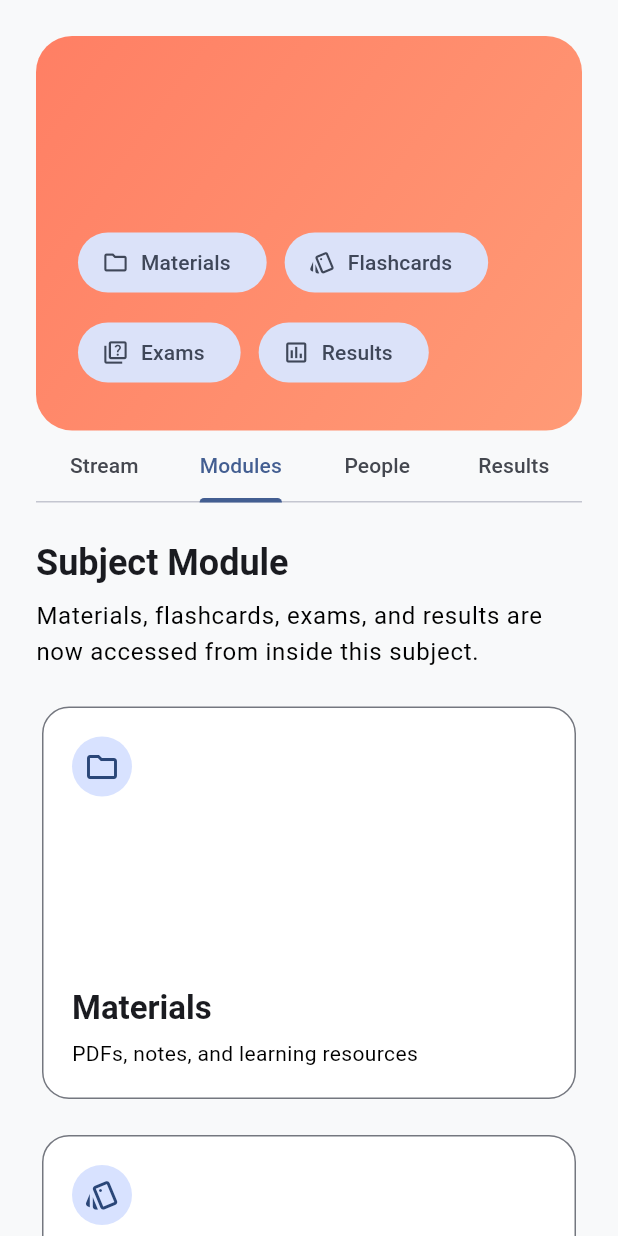
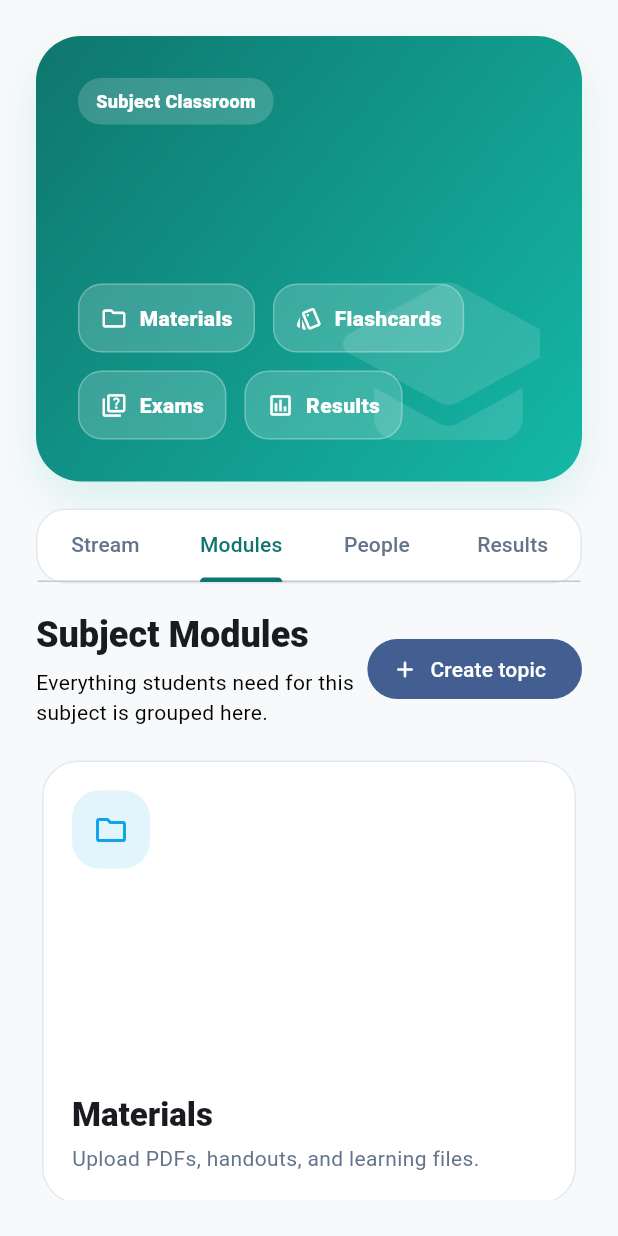
Before and after one commit to streamlinexx009-beep/review-master, a Flutter app: the SubjectDetailsScreen widget shown alone on an empty page, opened directly with empty values, tab 2 chosen, on a phone screen of 412 x 824 dp. Run offline on Flutter 3.47's test engine with Material 3 defaults, Android fonts, the light colour scheme and no system bars; our stand-ins replace file_picker, fl_chart, flutter_riverpod, go_router, supabase_flutter; missing offline and left inert: syncfusion_flutter_pdfviewer; accounts and stored records are empty.

Commit message:
Polish subject module details UI

```diff
--- a/lib/features/subjects/screens/subject_details_screen.dart
+++ b/lib/features/subjects/screens/subject_details_screen.dart
@@ -26,69 +26,119 @@ class SubjectDetailsScreen extends ConsumerWidget {
 
         return DefaultTabController(
           length: 4,
+          child: Padding(
+            padding: const EdgeInsets.all(24),
             child: Column(
               children: [
                 Container(
                   width: double.infinity,
-                margin: const EdgeInsets.fromLTRB(24, 24, 24, 0),
                   padding: const EdgeInsets.all(28),
                   decoration: BoxDecoration(
-                  borderRadius: BorderRadius.circular(24),
+                    borderRadius: BorderRadius.circular(30),
                     gradient: const LinearGradient(
                       begin: Alignment.topLeft,
                       end: Alignment.bottomRight,
-                    colors: [Color(0xFFFF7F64), Color(0xFFFF9A76)],
+                      colors: [Color(0xFF0F766E), Color(0xFF14B8A6)],
+                    ),
+                    boxShadow: const [
+                      BoxShadow(
+                        color: Color(0x2214B8A6),
+                        blurRadius: 24,
+                        offset: Offset(0, 12),
+                      ),
+                    ],
+                  ),
+                  child: Stack(
+                    children: [
+                      Positioned(
+                        right: -24,
+                        bottom: -42,
+                        child: Icon(
+                          Icons.school_rounded,
+                          color: Colors.white.withOpacity(0.12),
+                          size: 170,
                         ),
                       ),
-                child: Column(
+                      Column(
                         crossAxisAlignment: CrossAxisAlignment.start,
                         children: [
+                          Row(
+                            children: [
+                              Container(
+                                padding: const EdgeInsets.symmetric(horizontal: 12, vertical: 7),
+                                decoration: BoxDecoration(
+                                  color: Colors.white.withOpacity(0.18),
+                                  borderRadius: BorderRadius.circular(99),
+                                ),
+                                child: const Text(
+                                  'Subject Classroom',
+                                  style: TextStyle(
+                                    color: Colors.white,
+                                    fontWeight: FontWeight.w800,
+                                    fontSize: 12,
+                                  ),
+                                ),
+                              ),
+                            ],
+                          ),
+                          const SizedBox(height: 16),
                           Text(
                             data.name,
                             style: const TextStyle(
                               color: Colors.white,
                               fontSize: 34,
-                        fontWeight: FontWeight.w600,
+                              height: 1.1,
+                              fontWeight: FontWeight.w900,
                             ),
                           ),
                           const SizedBox(height: 8),
                           Text(
-                      data.description ?? 'No section',
-                      style: const TextStyle(color: Colors.white, fontSize: 16),
+                            data.description ?? 'No section details yet',
+                            style: TextStyle(color: Colors.white.withOpacity(0.9), fontSize: 16),
                           ),
-                    const SizedBox(height: 20),
+                          const SizedBox(height: 22),
                           Wrap(
                             spacing: 12,
                             runSpacing: 12,
                             children: [
-                        FilledButton.tonalIcon(
-                          onPressed: () => context.go('/subjects/$subjectId/materials'),
-                          icon: const Icon(Icons.folder_outlined),
-                          label: const Text('Materials'),
+                              _HeroAction(
+                                icon: Icons.folder_outlined,
+                                label: 'Materials',
+                                onTap: () => context.go('/subjects/$subjectId/materials'),
                               ),
-                        FilledButton.tonalIcon(
-                          onPressed: () => context.go('/flashcards'),
-                          icon: const Icon(Icons.style_outlined),
-                          label: const Text('Flashcards'),
+                              _HeroAction(
+                                icon: Icons.style_outlined,
+                                label: 'Flashcards',
+                                onTap: () => context.go('/flashcards'),
                               ),
-                        FilledButton.tonalIcon(
-                          onPressed: () => context.go('/exams'),
-                          icon: const Icon(Icons.quiz_outlined),
-                          label: const Text('Exams'),
+                              _HeroAction(
+                                icon: Icons.quiz_outlined,
+                                label: 'Exams',
+                                onTap: () => context.go('/exams'),
                               ),
-                        FilledButton.tonalIcon(
-                          onPressed: () => context.go('/results'),
-                          icon: const Icon(Icons.assessment_outlined),
-                          label: const Text('Results'),
+                              _HeroAction(
+                                icon: Icons.assessment_outlined,
+                                label: 'Results',
+                                onTap: () => context.go('/results'),
+                              ),
+                            ],
                           ),
                         ],
                       ),
                     ],
                   ),
                 ),
-              const Padding(
-                padding: EdgeInsets.symmetric(horizontal: 24),
-                child: TabBar(
+                const SizedBox(height: 18),
+                Container(
+                  decoration: BoxDecoration(
+                    color: Colors.white,
+                    borderRadius: BorderRadius.circular(20),
+                    border: Border.all(color: const Color(0xFFE2E8F0)),
+                  ),
+                  child: const TabBar(
+                    labelColor: Color(0xFF0F766E),
+                    unselectedLabelColor: Color(0xFF64748B),
+                    indicatorColor: Color(0xFF0F766E),
                     tabs: [
                       Tab(text: 'Stream'),
                       Tab(text: 'Modules'),
@@ -97,6 +147,7 @@ class SubjectDetailsScreen extends ConsumerWidget {
                     ],
                   ),
                 ),
+                const SizedBox(height: 18),
                 Expanded(
                   child: TabBarView(
                     children: [
@@ -109,8 +160,44 @@ class SubjectDetailsScreen extends ConsumerWidget {
                 ),
               ],
             ),
+          ),
         );
       },
+    );
+  }
+}
+
+class _HeroAction extends StatelessWidget {
+  final IconData icon;
+  final String label;
+  final VoidCallback onTap;
+
+  const _HeroAction({required this.icon, required this.label, required this.onTap});
+
+  @override
+  Widget build(BuildContext context) {
+    return InkWell(
+      borderRadius: BorderRadius.circular(16),
+      onTap: onTap,
+      child: Container(
+        padding: const EdgeInsets.symmetric(horizontal: 14, vertical: 12),
+        decoration: BoxDecoration(
+          color: Colors.white.withOpacity(0.18),
+          borderRadius: BorderRadius.circular(16),
+          border: Border.all(color: Colors.white.withOpacity(0.25)),
+        ),
+        child: Row(
+          mainAxisSize: MainAxisSize.min,
+          children: [
+            Icon(icon, color: Colors.white, size: 18),
+            const SizedBox(width: 8),
+            Text(
+              label,
+              style: const TextStyle(color: Colors.white, fontWeight: FontWeight.w800),
+            ),
+          ],
+        ),
+      ),
     );
   }
 }
@@ -123,26 +210,36 @@ class _StreamTab extends StatelessWidget {
   @override
   Widget build(BuildContext context) {
     return ListView(
-      padding: const EdgeInsets.all(24),
       children: [
-        Card(
-          elevation: 0,
-          shape: RoundedRectangleBorder(
-            borderRadius: BorderRadius.circular(18),
-            side: BorderSide(color: Theme.of(context).dividerColor),
+        _ModernCard(
+          child: Row(
+            children: [
+              const CircleAvatar(
+                backgroundColor: Color(0xFFCCFBF1),
+                child: Icon(Icons.campaign_rounded, color: Color(0xFF0F766E)),
               ),
-          child: const Padding(
-            padding: EdgeInsets.all(20),
-            child: Text('Announce something to your class'),
+              const SizedBox(width: 14),
+              Expanded(
+                child: Column(
+                  crossAxisAlignment: CrossAxisAlignment.start,
+                  children: [
+                    Text('Announce something to your class', style: Theme.of(context).textTheme.titleMedium?.copyWith(fontWeight: FontWeight.w800)),
+                    const SizedBox(height: 4),
+                    const Text('Post reminders, announcements, or learning updates here.'),
+                  ],
                 ),
               ),
-        const SizedBox(height: 18),
-        Card(
-          elevation: 0,
+              FilledButton(onPressed: () {}, child: const Text('Post')),
+            ],
+          ),
+        ),
+        const SizedBox(height: 16),
+        _ModernCard(
           child: ListTile(
-            leading: const CircleAvatar(child: Icon(Icons.school)),
+            contentPadding: EdgeInsets.zero,
+            leading: const CircleAvatar(child: Icon(Icons.school_rounded)),
             title: const Text('Welcome to your class stream'),
-            subtitle: const Text('Announcements and updates will appear here.'),
+            subtitle: const Text('Class announcements and updates will appear here.'),
           ),
         ),
       ],
@@ -158,18 +255,27 @@ class _ModulesTab extends StatelessWidget {
   @override
   Widget build(BuildContext context) {
     return ListView(
-      padding: const EdgeInsets.all(24),
       children: [
-        Text(
-          'Subject Module',
-          style: Theme.of(context).textTheme.headlineSmall,
+        Row(
+          children: [
+            Expanded(
+              child: Column(
+                crossAxisAlignment: CrossAxisAlignment.start,
+                children: [
+                  Text('Subject Modules', style: Theme.of(context).textTheme.headlineSmall?.copyWith(fontWeight: FontWeight.w800)),
+                  const SizedBox(height: 6),
+                  const Text('Everything students need for this subject is grouped here.'),
+                ],
               ),
-        const SizedBox(height: 8),
-        Text(
-          'Materials, flashcards, exams, and results are now accessed from inside this subject.',
-          style: Theme.of(context).textTheme.bodyLarge,
             ),
-        const SizedBox(height: 20),
+            FilledButton.icon(
+              onPressed: () => context.go('/subjects/$subjectId/topics'),
+              icon: const Icon(Icons.add_rounded),
+              label: const Text('Create topic'),
+            ),
+          ],
+        ),
+        const SizedBox(height: 18),
         LayoutBuilder(
           builder: (context, constraints) {
             var count = 4;
@@ -182,45 +288,48 @@ class _ModulesTab extends StatelessWidget {
               physics: const NeverScrollableScrollPhysics(),
               crossAxisSpacing: 16,
               mainAxisSpacing: 16,
-              childAspectRatio: 1.35,
+              childAspectRatio: 1.2,
               children: [
                 _ModuleCard(
                   title: 'Materials',
-                  subtitle: 'PDFs, notes, and learning resources',
+                  subtitle: 'Upload PDFs, handouts, and learning files.',
                   icon: Icons.folder_outlined,
+                  color: const Color(0xFF0EA5E9),
                   onTap: () => context.go('/subjects/$subjectId/materials'),
                 ),
                 _ModuleCard(
                   title: 'Flashcards',
-                  subtitle: 'Review key terms and concepts',
+                  subtitle: 'Help students review key terms quickly.',
                   icon: Icons.style_outlined,
+                  color: const Color(0xFF8B5CF6),
                   onTap: () => context.go('/flashcards'),
                 ),
                 _ModuleCard(
                   title: 'Exams',
-                  subtitle: 'Create and manage assessments',
+                  subtitle: 'Create, publish, and manage assessments.',
                   icon: Icons.quiz_outlined,
+                  color: const Color(0xFFF97316),
                   onTap: () => context.go('/exams'),
                 ),
                 _ModuleCard(
                   title: 'Results',
-                  subtitle: 'Scores and class performance records',
+                  subtitle: 'Review scores and assessment outcomes.',
                   icon: Icons.assessment_outlined,
+                  color: const Color(0xFF10B981),
                   onTap: () => context.go('/results'),
                 ),
               ],
             );
           },
         ),
-        const SizedBox(height: 24),
-        Wrap(
-          spacing: 12,
-          runSpacing: 12,
+        const SizedBox(height: 20),
+        _ModernCard(
+          child: Row(
             children: [
-            FilledButton.icon(
-              onPressed: () => context.go('/subjects/$subjectId/topics'),
-              icon: const Icon(Icons.add),
-              label: const Text('Create topic'),
+              const CircleAvatar(child: Icon(Icons.upload_file_rounded)),
+              const SizedBox(width: 14),
+              const Expanded(
+                child: Text('Need to add a handout or lecture PDF? Upload learning material directly to this subject.'),
               ),
               OutlinedButton.icon(
                 onPressed: () => context.go('/subjects/$subjectId/upload-material'),
@@ -228,6 +337,7 @@ class _ModulesTab extends StatelessWidget {
                 label: const Text('Upload material'),
               ),
             ],
+          ),
         ),
       ],
     );
@@ -238,12 +348,14 @@ class _ModuleCard extends StatelessWidget {
   final String title;
   final String subtitle;
   final IconData icon;
+  final Color color;
   final VoidCallback onTap;
 
   const _ModuleCard({
     required this.title,
     required this.subtitle,
     required this.icon,
+    required this.color,
     required this.onTap,
   });
 
@@ -252,27 +364,30 @@ class _ModuleCard extends StatelessWidget {
     return Card(
       elevation: 0,
       shape: RoundedRectangleBorder(
-        borderRadius: BorderRadius.circular(18),
-        side: BorderSide(color: Theme.of(context).dividerColor),
+        borderRadius: BorderRadius.circular(24),
+        side: const BorderSide(color: Color(0xFFE2E8F0)),
       ),
       child: InkWell(
-        borderRadius: BorderRadius.circular(18),
+        borderRadius: BorderRadius.circular(24),
         onTap: onTap,
         child: Padding(
           padding: const EdgeInsets.all(20),
           child: Column(
             crossAxisAlignment: CrossAxisAlignment.start,
             children: [
-              CircleAvatar(
-                child: Icon(icon),
+              Container(
+                width: 52,
+                height: 52,
+                decoration: BoxDecoration(
+                  color: color.withOpacity(0.12),
+                  borderRadius: BorderRadius.circular(18),
+                ),
+                child: Icon(icon, color: color),
               ),
               const Spacer(),
-              Text(
-                title,
-                style: Theme.of(context).textTheme.titleLarge,
-              ),
+              Text(title, style: Theme.of(context).textTheme.titleLarge?.copyWith(fontWeight: FontWeight.w900)),
               const SizedBox(height: 6),
-              Text(subtitle),
+              Text(subtitle, style: const TextStyle(color: Color(0xFF64748B), height: 1.35)),
             ],
           ),
         ),
@@ -287,12 +402,13 @@ class _PeopleTab extends StatelessWidget {
   @override
   Widget build(BuildContext context) {
     return ListView(
-      padding: const EdgeInsets.all(24),
       children: const [
-        ListTile(
+        _ModernCard(
+          child: ListTile(
             leading: Icon(Icons.people_outline),
             title: Text('People'),
-          subtitle: Text('Teachers and students will be listed here.'),
+            subtitle: Text('Teachers and enrolled students will be listed here.'),
+          ),
         ),
       ],
     );
@@ -305,14 +421,36 @@ class _ResultsTab extends StatelessWidget {
   @override
   Widget build(BuildContext context) {
     return ListView(
-      padding: const EdgeInsets.all(24),
       children: const [
-        ListTile(
+        _ModernCard(
+          child: ListTile(
             leading: Icon(Icons.grade_outlined),
             title: Text('Results'),
-          subtitle: Text('Student scores and performance will appear here.'),
+            subtitle: Text('Student scores and subject performance summaries will appear here.'),
+          ),
         ),
       ],
     );
   }
 }
+
+class _ModernCard extends StatelessWidget {
+  final Widget child;
+
+  const _ModernCard({required this.child});
+
+  @override
+  Widget build(BuildContext context) {
+    return Card(
+      elevation: 0,
+      shape: RoundedRectangleBorder(
+        borderRadius: BorderRadius.circular(22),
+        side: const BorderSide(color: Color(0xFFE2E8F0)),
+      ),
+      child: Padding(
+        padding: const EdgeInsets.all(18),
+        child: child,
+      ),
+    );
+  }
+}
```
Lines whose indentation alone changed are shown as unchanged.
